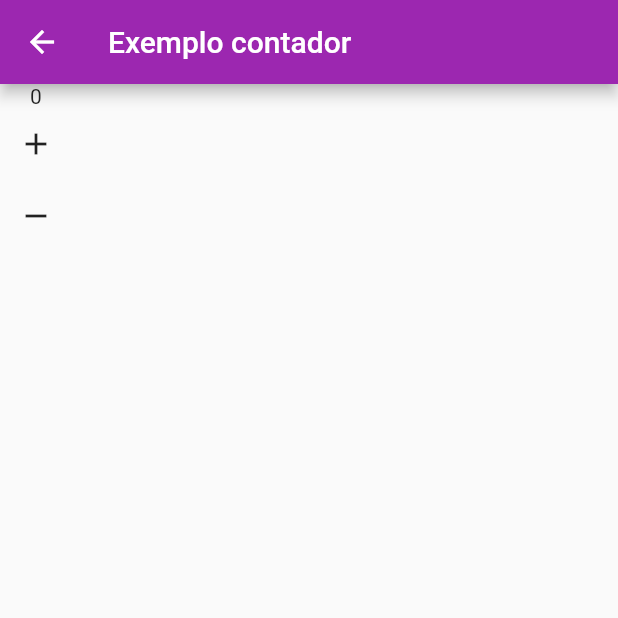
After one commit to enilsonfilho/shop-app, a Flutter app: the CounterPage screen opened directly, after a tap on the "add" icon, on a phone screen of 412 x 824 dp, the top half of it. The commit adds this screen. Run offline on Flutter 3.47's test engine with Material 2 defaults, Android fonts, the phone set to English and light mode, and no system bars; network calls fail.

Commit message:
feat: add example Provider

```diff
--- a/lib/main.dart
+++ b/lib/main.dart
@@ -1,4 +1,5 @@
 import 'package:flutter/material.dart';
+import 'package:shop/pages/counter_page.dart';
 import 'package:shop/pages/product_detail_page.dart';
 import 'package:shop/pages/products_overview_page.dart';
 import 'package:shop/utils/app_routes.dart';
@@ -28,7 +29,7 @@ class MyApp extends StatelessWidget {
       ),
       home: ProductsOverviewPage(),
       routes: {
-        AppRoutes.PRODUCT_DETAIL: (ctx) => ProductDetailPage()
+        AppRoutes.PRODUCT_DETAIL: (ctx) => ProductDetailPage(),
       },
       debugShowCheckedModeBanner: false,
     );
--- /dev/null
+++ b/lib/pages/counter_page.dart
@@ -0,0 +1,48 @@
+import 'package:flutter/material.dart';
+import 'package:shop/providers/counter.dart';
+
+class CounterPage extends StatefulWidget {
+
+  const CounterPage({
+    Key? key,
+  }) : super(key: key);
+
+  @override
+  State<CounterPage> createState() => _CounterPageState();
+}
+
+class _CounterPageState extends State<CounterPage> {
+  @override
+  Widget build(BuildContext context) {
+    final provider = CounterProvider.of(context);
+
+    return Scaffold(
+      appBar: AppBar(
+        title: Text('Exemplo contador'),
+      ),
+      body: Column(
+        children: [
+          Text(provider?.state.value.toString() ?? '0'),
+          IconButton(
+            onPressed: () {
+              setState(() {
+                provider?.state.inc();
+              });
+              print(provider?.state.value);
+            },
+            icon: Icon(Icons.add),
+          ),
+          IconButton(
+            onPressed: () {
+              setState(() {
+                provider?.state.dec();
+              });
+              print(provider?.state.value);
+            },
+            icon: Icon(Icons.remove),
+          ),
+        ],
+      )
+    );
+  }
+}
--- /dev/null
+++ b/lib/providers/counter.dart
@@ -0,0 +1,28 @@
+import 'package:flutter/material.dart';
+
+class CounterState {
+  int _value = 0;
+
+  void inc() => _value++;
+  void dec() => _value--;
+  int get value => _value;
+
+  bool diff(CounterState old) {
+    return old._value != _value;
+  }
+}
+
+class CounterProvider extends InheritedWidget {
+  final CounterState state = CounterState();
+
+  CounterProvider({required Widget child}) : super(child: child);
+
+  static CounterProvider? of(BuildContext context) {
+    return context.dependOnInheritedWidgetOfExactType<CounterProvider>();
+  }
+
+  @override
+  bool updateShouldNotify(covariant CounterProvider oldWidget) {
+    return oldWidget.state.diff(state);
+  }
+}
```
